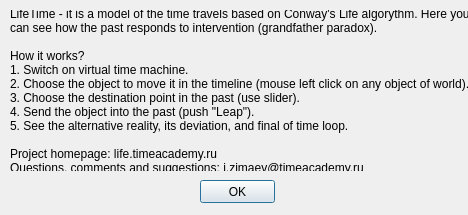
Qt form src/infoui.ui (TimeCoder/LifeTime) before a commit.
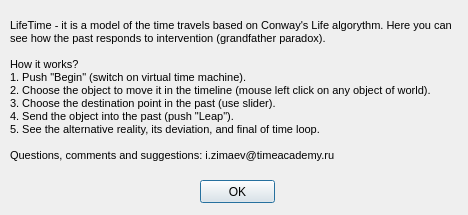
The same form after that commit.

```diff
--- a/src/infoui.ui
+++ b/src/infoui.ui
@@ -23,17 +23,20 @@
     </rect>
    </property>
    <property name="text">
-    <string>LifeTime - it is a model of the time travels based on Conway's Life algorythm. Here you can see how the past responds to intervention (grandfather paradox).
-
-How it works?
-1. Switch on virtual time machine.
-2. Choose the object to move it in the timeline (mouse left click on any object of world).
-3. Choose the destination point in the past (use slider).
-4. Send the object into the past (push &quot;Leap&quot;).
-5. See the alternative reality, its deviation, and final of time loop.
-
-Project homepage: life.timeacademy.ru
-Questions, comments and suggestions: i.zimaev@timeacademy.ru</string>
+    <string>&lt;!DOCTYPE HTML PUBLIC &quot;-//W3C//DTD HTML 4.0//EN&quot; &quot;http://www.w3.org/TR/REC-html40/strict.dtd&quot;&gt;
+&lt;html&gt;&lt;head&gt;&lt;meta name=&quot;qrichtext&quot; content=&quot;1&quot; /&gt;&lt;style type=&quot;text/css&quot;&gt;
+p, li { white-space: pre-wrap; }
+&lt;/style&gt;&lt;/head&gt;&lt;body style=&quot; font-family:'MS Shell Dlg 2'; font-size:8.25pt; font-weight:400; font-style:normal;&quot;&gt;
+&lt;p style=&quot; margin-top:0px; margin-bottom:0px; margin-left:0px; margin-right:0px; -qt-block-indent:0; text-indent:0px;&quot;&gt;&lt;span style=&quot; font-size:8pt;&quot;&gt;LifeTime - it is a model of the time travels based on Conway's Life algorythm. Here you can see how the past responds to intervention (grandfather paradox).&lt;/span&gt;&lt;/p&gt;
+&lt;p style=&quot;-qt-paragraph-type:empty; margin-top:0px; margin-bottom:0px; margin-left:0px; margin-right:0px; -qt-block-indent:0; text-indent:0px; font-size:8pt;&quot;&gt;&lt;/p&gt;
+&lt;p style=&quot; margin-top:0px; margin-bottom:0px; margin-left:0px; margin-right:0px; -qt-block-indent:0; text-indent:0px;&quot;&gt;&lt;span style=&quot; font-size:8pt;&quot;&gt;How it works?&lt;/span&gt;&lt;/p&gt;
+&lt;p style=&quot; margin-top:0px; margin-bottom:0px; margin-left:0px; margin-right:0px; -qt-block-indent:0; text-indent:0px;&quot;&gt;&lt;span style=&quot; font-size:8pt;&quot;&gt;1. Push &amp;quot;Begin&amp;quot; (switch on virtual time machine).&lt;/span&gt;&lt;/p&gt;
+&lt;p style=&quot; margin-top:0px; margin-bottom:0px; margin-left:0px; margin-right:0px; -qt-block-indent:0; text-indent:0px;&quot;&gt;&lt;span style=&quot; font-size:8pt;&quot;&gt;2. Choose the object to move it in the timeline (mouse left click on any object of world).&lt;/span&gt;&lt;/p&gt;
+&lt;p style=&quot; margin-top:0px; margin-bottom:0px; margin-left:0px; margin-right:0px; -qt-block-indent:0; text-indent:0px;&quot;&gt;&lt;span style=&quot; font-size:8pt;&quot;&gt;3. Choose the destination point in the past (use slider).&lt;/span&gt;&lt;/p&gt;
+&lt;p style=&quot; margin-top:0px; margin-bottom:0px; margin-left:0px; margin-right:0px; -qt-block-indent:0; text-indent:0px;&quot;&gt;&lt;span style=&quot; font-size:8pt;&quot;&gt;4. Send the object into the past (push &amp;quot;Leap&amp;quot;).&lt;/span&gt;&lt;/p&gt;
+&lt;p style=&quot; margin-top:0px; margin-bottom:0px; margin-left:0px; margin-right:0px; -qt-block-indent:0; text-indent:0px;&quot;&gt;&lt;span style=&quot; font-size:8pt;&quot;&gt;5. See the alternative reality, its deviation, and final of time loop.&lt;/span&gt;&lt;/p&gt;
+&lt;p style=&quot;-qt-paragraph-type:empty; margin-top:0px; margin-bottom:0px; margin-left:0px; margin-right:0px; -qt-block-indent:0; text-indent:0px; font-size:8pt;&quot;&gt;&lt;/p&gt;
+&lt;p style=&quot; margin-top:0px; margin-bottom:0px; margin-left:0px; margin-right:0px; -qt-block-indent:0; text-indent:0px;&quot;&gt;&lt;span style=&quot; font-size:8pt;&quot;&gt;Questions, comments and suggestions: i.zimaev@timeacademy.ru&lt;/span&gt;&lt;/p&gt;&lt;/body&gt;&lt;/html&gt;</string>
    </property>
    <property name="textFormat">
     <enum>Qt::AutoText</enum>
```
